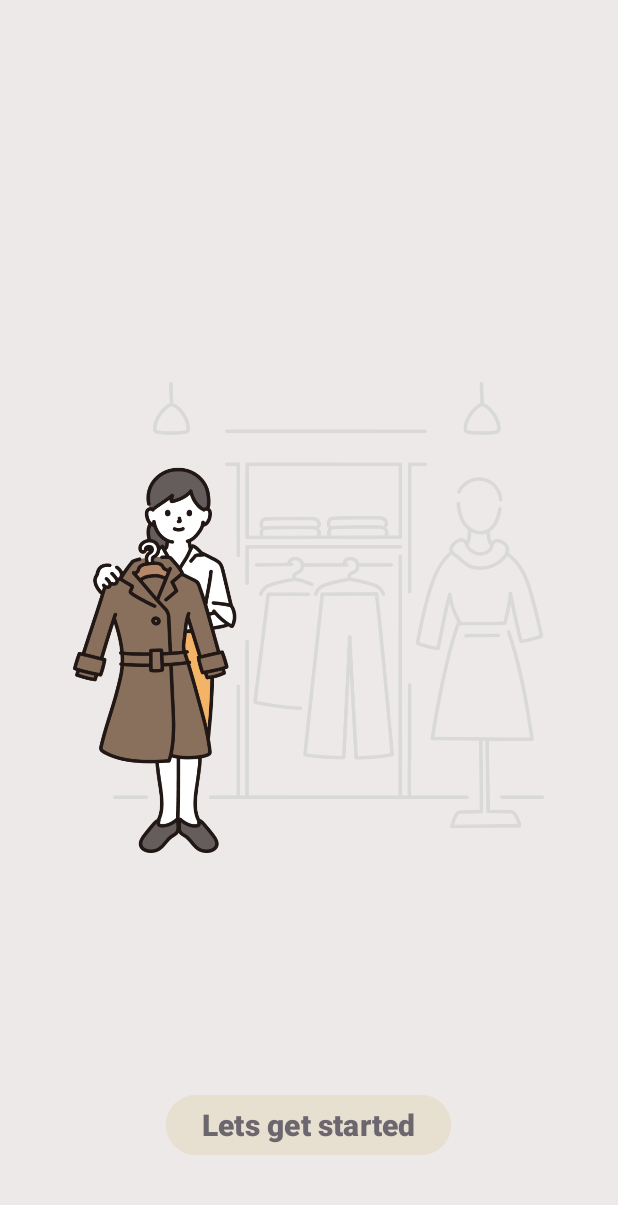
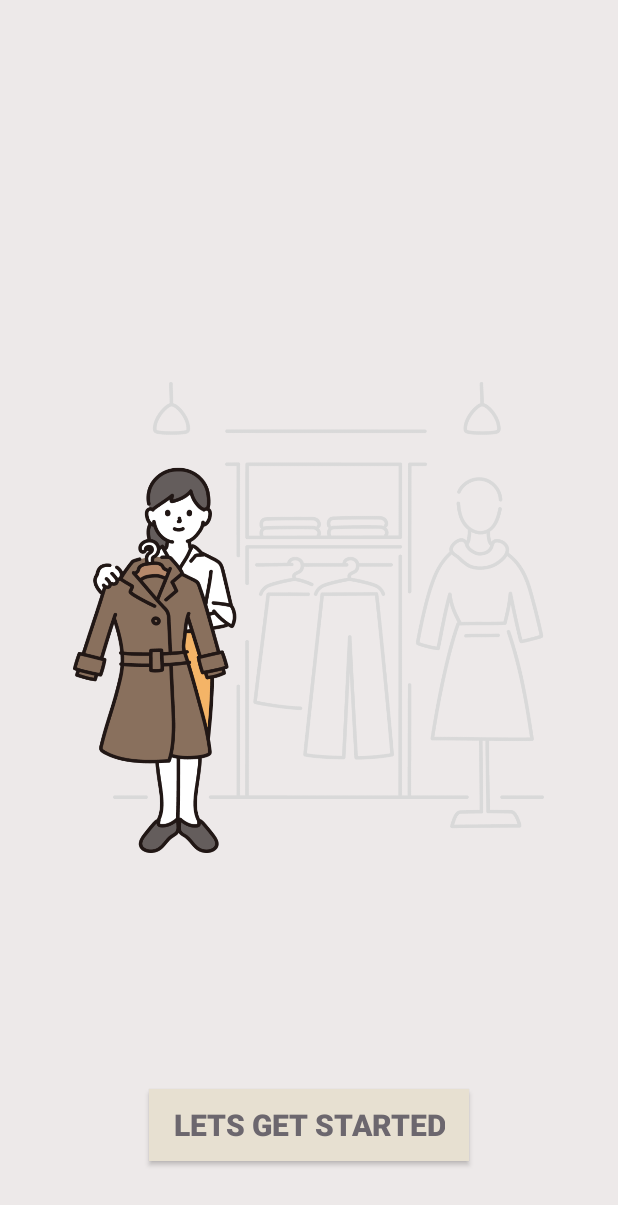
Before and after one commit to miki-aliyas/WearchApp, an Android app: the screen it shows after launch (TopActivity), on a phone screen of 412 x 824 dp. Shown: the top 1205 px of the screen. Run offline under Robolectric (Android 15) with nearby library versions, the phone set to English and light mode, and no system bars.

Commit message:
適宜修正

```diff
--- a/app/src/main/java/com/example/wearchapp/data/api/ApiService.java
+++ b/app/src/main/java/com/example/wearchapp/data/api/ApiService.java
@@ -2,7 +2,6 @@ package com.example.wearchapp.data.api;
 
 import com.example.wearchapp.data.model.Category;
 import com.example.wearchapp.data.model.ClothesItem;
-import com.example.wearchapp.data.model.Greeting;
 
 import java.util.List;
 
@@ -10,8 +9,6 @@ import retrofit2.Call;
 import retrofit2.http.GET;
 
 public interface ApiService {
-    @GET("/greeting")
-    Call<Greeting> getGreeting();
 
     @GET("/api/v1/category/list")
     Call<List<Category>> getCategoryListAll();
--- a/app/src/main/java/com/example/wearchapp/ui/main/MainViewModel.java
+++ b/app/src/main/java/com/example/wearchapp/ui/main/MainViewModel.java
@@ -8,13 +8,10 @@ import androidx.lifecycle.ViewModel;
 
 import com.example.wearchapp.data.model.Category;
 import com.example.wearchapp.data.model.ClothesItem;
-import com.example.wearchapp.data.model.Greeting;
 import com.example.wearchapp.data.repository.CategoryRepository;
 import com.example.wearchapp.data.repository.ClothesItemRepository;
-import com.example.wearchapp.data.repository.GreetingRepository;
 
 import java.util.ArrayList;
-import java.util.Arrays;
 import java.util.List;
 
 public class MainViewModel extends ViewModel {
--- a/app/src/main/res/layout/activity_top.xml
+++ b/app/src/main/res/layout/activity_top.xml
@@ -5,8 +5,7 @@
     android:id="@+id/main"
     android:layout_width="match_parent"
     android:layout_height="match_parent"
-    android:background="#EDE9E9"
-    tools:context=".ui.main.MainActivity">
+    android:background="#EDE9E9">
 
     <ImageView
         android:layout_width="314dp"
@@ -14,7 +13,7 @@
         android:layout_gravity="center"
         android:src="@drawable/top" />
 
-    <Button
+    <androidx.appcompat.widget.AppCompatButton
         android:id="@+id/button01"
         android:layout_width="wrap_content"
         android:layout_height="wrap_content"
@@ -24,7 +23,8 @@
         android:textStyle="bold"
         android:textSize="20sp"
         android:textColor="@color/darkbrown"
-        android:backgroundTint="#E7E0D1"
+        android:background="#E7E0D1"
+        android:paddingHorizontal="16dp"
         android:onClick="clicked" />
 
 </FrameLayout>
--- a/app/src/main/res/layout/fragment_main.xml
+++ b/app/src/main/res/layout/fragment_main.xml
@@ -69,7 +69,8 @@
             android:layout_width="match_parent"
             android:layout_height="wrap_content"
             android:orientation="horizontal"
-            android:layout_marginTop="18dp">
+            android:layout_marginTop="18dp"
+            android:layout_marginBottom="16dp">
 
             <TextView
                 android:id="@+id/recommendation"
```
Also changed, not shown: app/src/main/java/com/example/wearchapp/data/model/Greeting.java (deleted, +0 -14 lines), app/src/main/java/com/example/wearchapp/data/repository/GreetingRepository.java (deleted, +0 -44 lines), app/src/main/java/com/example/wearchapp/ui/main/MainFragment.java (+1 -12 lines), app/src/main/java/com/example/wearchapp/ui/main/adapter/RecommendationAdapter.java (+25 -1 lines), app/src/main/res/layout/item_recommendation.xml (+7 -0 lines), app/src/main/res/drawable/cardigan_2.jpg (deleted), app/src/main/res/drawable/frame_1.jpg (deleted), app/src/main/res/drawable/frame_2.jpg (deleted), app/src/main/res/drawable/frame_3.jpg (deleted), app/src/main/res/drawable/frame_4.jpg (deleted), app/src/main/res/drawable/frame_5.jpg (deleted), app/src/main/res/drawable/jacket_2.jpg (deleted), app/src/main/res/drawable/longtshirt_2.jpg (deleted), app/src/main/res/drawable/parker_2.jpg (deleted), 2 more files.
